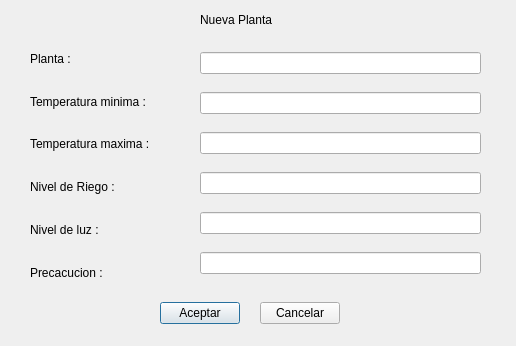
Above: Invernadero/Fuentes/PC/prueba_DB-Plantas/datos.ui from LauraMont/TPO-Invernadero before the change. Below: the same form after it.
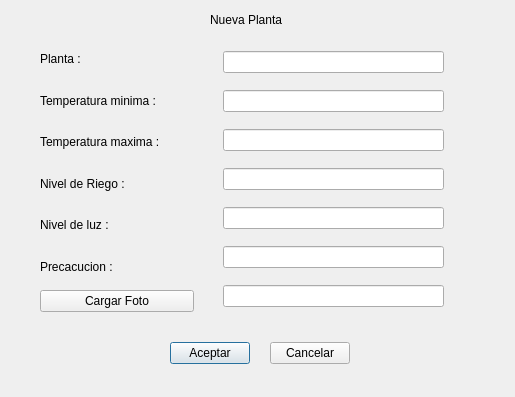
That is the form after the change.

```diff
--- a/Invernadero/Fuentes/PC/prueba_DB-Plantas/datos.ui
+++ b/Invernadero/Fuentes/PC/prueba_DB-Plantas/datos.ui
@@ -6,23 +6,88 @@
    <rect>
     <x>0</x>
     <y>0</y>
-    <width>516</width>
-    <height>346</height>
+    <width>515</width>
+    <height>397</height>
    </rect>
   </property>
   <property name="windowTitle">
    <string>Dialog</string>
   </property>
+  <widget class="QLabel" name="label">
+   <property name="geometry">
+    <rect>
+     <x>210</x>
+     <y>10</y>
+     <width>101</width>
+     <height>20</height>
+    </rect>
+   </property>
+   <property name="text">
+    <string>Nueva Planta</string>
+   </property>
+  </widget>
+  <widget class="QWidget" name="layoutWidget">
+   <property name="geometry">
+    <rect>
+     <x>170</x>
+     <y>340</y>
+     <width>180</width>
+     <height>27</height>
+    </rect>
+   </property>
+   <layout class="QHBoxLayout" name="horizontalLayout">
+    <item>
+     <widget class="QPushButton" name="pushButton">
+      <property name="text">
+       <string>Aceptar</string>
+      </property>
+     </widget>
+    </item>
+    <item>
+     <spacer name="horizontalSpacer_2">
+      <property name="orientation">
+       <enum>Qt::Horizontal</enum>
+      </property>
+      <property name="sizeHint" stdset="0">
+       <size>
+        <width>40</width>
+        <height>20</height>
+       </size>
+      </property>
+     </spacer>
+    </item>
+    <item>
+     <spacer name="horizontalSpacer">
+      <property name="orientation">
+       <enum>Qt::Horizontal</enum>
+      </property>
+      <property name="sizeHint" stdset="0">
+       <size>
+        <width>40</width>
+        <height>20</height>
+       </size>
+      </property>
+     </spacer>
+    </item>
+    <item>
+     <widget class="QPushButton" name="pushButton_2">
+      <property name="text">
+       <string>Cancelar</string>
+      </property>
+     </widget>
+    </item>
+   </layout>
+  </widget>
   <widget class="QWidget" name="">
    <property name="geometry">
     <rect>
-     <x>30</x>
-     <y>40</y>
+     <x>40</x>
+     <y>41</y>
      <width>154</width>
-     <height>251</height>
+     <height>271</height>
     </rect>
    </property>
-   <layout class="QVBoxLayout" name="verticalLayout_2">
+   <layout class="QVBoxLayout" name="verticalLayout">
     <item>
      <widget class="QLabel" name="label_planta">
       <property name="text">
@@ -65,18 +130,25 @@
       </property>
      </widget>
     </item>
+    <item>
+     <widget class="QPushButton" name="pushButton_3">
+      <property name="text">
+       <string>Cargar Foto</string>
+      </property>
+     </widget>
+    </item>
    </layout>
   </widget>
   <widget class="QWidget" name="">
    <property name="geometry">
     <rect>
-     <x>200</x>
+     <x>223</x>
      <y>40</y>
-     <width>281</width>
-     <height>251</height>
+     <width>221</width>
+     <height>281</height>
     </rect>
    </property>
-   <layout class="QVBoxLayout" name="verticalLayout">
+   <layout class="QVBoxLayout" name="verticalLayout_2">
     <item>
      <widget class="QLineEdit" name="lineEdit_planta"/>
     </item>
@@ -95,70 +167,8 @@
     <item>
      <widget class="QLineEdit" name="lineEdit_precaucion"/>
     </item>
-   </layout>
-  </widget>
-  <widget class="QLabel" name="label">
-   <property name="geometry">
-    <rect>
-     <x>200</x>
-     <y>10</y>
-     <width>101</width>
-     <height>20</height>
-    </rect>
-   </property>
-   <property name="text">
-    <string>Nueva Planta</string>
-   </property>
-  </widget>
-  <widget class="QWidget" name="">
-   <property name="geometry">
-    <rect>
-     <x>160</x>
-     <y>300</y>
-     <width>180</width>
-     <height>27</height>
-    </rect>
-   </property>
-   <layout class="QHBoxLayout" name="horizontalLayout">
     <item>
-     <widget class="QPushButton" name="pushButton">
-      <property name="text">
-       <string>Aceptar</string>
-      </property>
-     </widget>
-    </item>
-    <item>
-     <spacer name="horizontalSpacer_2">
-      <property name="orientation">
-       <enum>Qt::Horizontal</enum>
-      </property>
-      <property name="sizeHint" stdset="0">
-       <size>
-        <width>40</width>
-        <height>20</height>
-       </size>
-      </property>
-     </spacer>
-    </item>
-    <item>
-     <spacer name="horizontalSpacer">
-      <property name="orientation">
-       <enum>Qt::Horizontal</enum>
-      </property>
-      <property name="sizeHint" stdset="0">
-       <size>
-        <width>40</width>
-        <height>20</height>
-       </size>
-      </property>
-     </spacer>
-    </item>
-    <item>
-     <widget class="QPushButton" name="pushButton_2">
-      <property name="text">
-       <string>Cancelar</string>
-      </property>
-     </widget>
+     <widget class="QLineEdit" name="lineEdit_foto"/>
     </item>
    </layout>
   </widget>
```
